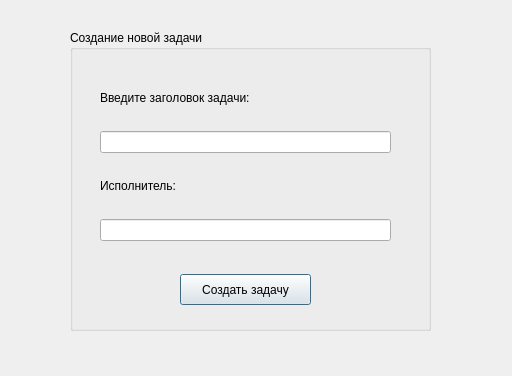
Before: the Qt Designer form client/ui_lib/taskcreatedialog.ui in xpewa/TaskMessenger, drawn with Qt 5.
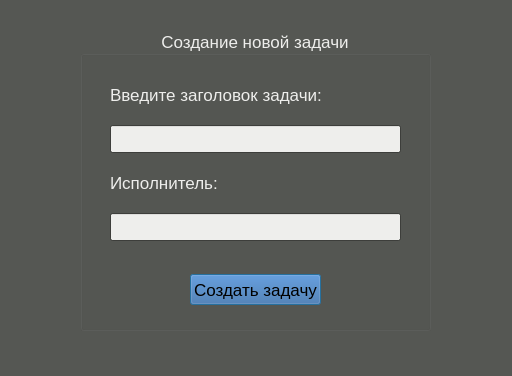
After: the same form once the commit is applied.

```diff
--- a/client/ui_lib/taskcreatedialog.ui
+++ b/client/ui_lib/taskcreatedialog.ui
@@ -10,21 +10,174 @@
     <height>376</height>
    </rect>
   </property>
+  <property name="palette">
+   <palette>
+    <active>
+     <colorrole role="WindowText">
+      <brush brushstyle="SolidPattern">
+       <color alpha="255">
+        <red>238</red>
+        <green>238</green>
+        <blue>236</blue>
+       </color>
+      </brush>
+     </colorrole>
+     <colorrole role="Button">
+      <brush brushstyle="SolidPattern">
+       <color alpha="255">
+        <red>52</red>
+        <green>101</green>
+        <blue>164</blue>
+       </color>
+      </brush>
+     </colorrole>
+     <colorrole role="ButtonText">
+      <brush brushstyle="SolidPattern">
+       <color alpha="255">
+        <red>0</red>
+        <green>0</green>
+        <blue>0</blue>
+       </color>
+      </brush>
+     </colorrole>
+     <colorrole role="Base">
+      <brush brushstyle="SolidPattern">
+       <color alpha="255">
+        <red>238</red>
+        <green>238</green>
+        <blue>236</blue>
+       </color>
+      </brush>
+     </colorrole>
+     <colorrole role="Window">
+      <brush brushstyle="SolidPattern">
+       <color alpha="255">
+        <red>85</red>
+        <green>87</green>
+        <blue>83</blue>
+       </color>
+      </brush>
+     </colorrole>
+    </active>
+    <inactive>
+     <colorrole role="WindowText">
+      <brush brushstyle="SolidPattern">
+       <color alpha="255">
+        <red>238</red>
+        <green>238</green>
+        <blue>236</blue>
+       </color>
+      </brush>
+     </colorrole>
+     <colorrole role="Button">
+      <brush brushstyle="SolidPattern">
+       <color alpha="255">
+        <red>52</red>
+        <green>101</green>
+        <blue>164</blue>
+       </color>
+      </brush>
+     </colorrole>
+     <colorrole role="ButtonText">
+      <brush brushstyle="SolidPattern">
+       <color alpha="255">
+        <red>0</red>
+        <green>0</green>
+        <blue>0</blue>
+       </color>
+      </brush>
+     </colorrole>
+     <colorrole role="Base">
+      <brush brushstyle="SolidPattern">
+       <color alpha="255">
+        <red>238</red>
+        <green>238</green>
+        <blue>236</blue>
+       </color>
+      </brush>
+     </colorrole>
+     <colorrole role="Window">
+      <brush brushstyle="SolidPattern">
+       <color alpha="255">
+        <red>85</red>
+        <green>87</green>
+        <blue>83</blue>
+       </color>
+      </brush>
+     </colorrole>
+    </inactive>
+    <disabled>
+     <colorrole role="WindowText">
+      <brush brushstyle="SolidPattern">
+       <color alpha="255">
+        <red>190</red>
+        <green>190</green>
+        <blue>190</blue>
+       </color>
+      </brush>
+     </colorrole>
+     <colorrole role="Button">
+      <brush brushstyle="SolidPattern">
+       <color alpha="255">
+        <red>52</red>
+        <green>101</green>
+        <blue>164</blue>
+       </color>
+      </brush>
+     </colorrole>
+     <colorrole role="ButtonText">
+      <brush brushstyle="SolidPattern">
+       <color alpha="255">
+        <red>190</red>
+        <green>190</green>
+        <blue>190</blue>
+       </color>
+      </brush>
+     </colorrole>
+     <colorrole role="Base">
+      <brush brushstyle="SolidPattern">
+       <color alpha="255">
+        <red>85</red>
+        <green>87</green>
+        <blue>83</blue>
+       </color>
+      </brush>
+     </colorrole>
+     <colorrole role="Window">
+      <brush brushstyle="SolidPattern">
+       <color alpha="255">
+        <red>85</red>
+        <green>87</green>
+        <blue>83</blue>
+       </color>
+      </brush>
+     </colorrole>
+    </disabled>
+   </palette>
+  </property>
+  <property name="font">
+   <font>
+    <pointsize>13</pointsize>
+   </font>
+  </property>
   <property name="windowTitle">
    <string>Dialog</string>
   </property>
   <widget class="QGroupBox" name="groupBox">
    <property name="geometry">
     <rect>
-     <x>70</x>
+     <x>80</x>
      <y>30</y>
-     <width>361</width>
+     <width>351</width>
      <height>301</height>
     </rect>
    </property>
    <property name="title">
     <string>Создание новой задачи</string>
    </property>
+   <property name="alignment">
+    <set>Qt::AlignCenter</set>
+   </property>
    <widget class="QPushButton" name="buttonCreateTask">
     <property name="geometry">
      <rect>
@@ -38,7 +191,7 @@
      <string>Создать задачу</string>
     </property>
    </widget>
-   <widget class="QWidget" name="">
+   <widget class="QWidget" name="layoutWidget">
     <property name="geometry">
      <rect>
       <x>30</x>
```
Left out of the diff: 2 changed lines with no effect on the pictures.
